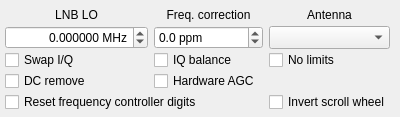
Old version of the form src/qtgui/dockinputctl.ui in the repository shawnj007/gqrx-touch.
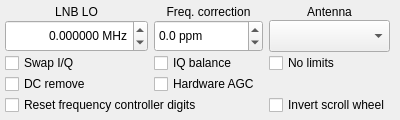
New version of the form. Icons and pictures are not drawn.

Commit message: Form sizes reduction

```diff
--- a/src/qtgui/dockinputctl.ui
+++ b/src/qtgui/dockinputctl.ui
@@ -7,11 +7,11 @@
     <x>0</x>
     <y>0</y>
     <width>400</width>
-    <height>100</height>
+    <height>120</height>
    </rect>
   </property>
   <property name="sizePolicy">
-   <sizepolicy hsizetype="MinimumExpanding" vsizetype="Preferred">
+   <sizepolicy hsizetype="MinimumExpanding" vsizetype="MinimumExpanding">
     <horstretch>0</horstretch>
     <verstretch>1</verstretch>
    </sizepolicy>
@@ -19,7 +19,7 @@
   <property name="minimumSize">
    <size>
     <width>400</width>
-    <height>100</height>
+    <height>120</height>
    </size>
   </property>
   <property name="maximumSize">
@@ -75,11 +75,17 @@
       <item row="1" column="0">
        <widget class="QDoubleSpinBox" name="lnbSpinBox">
         <property name="sizePolicy">
-         <sizepolicy hsizetype="MinimumExpanding" vsizetype="Preferred">
+         <sizepolicy hsizetype="MinimumExpanding" vsizetype="MinimumExpanding">
           <horstretch>0</horstretch>
           <verstretch>0</verstretch>
          </sizepolicy>
         </property>
+        <property name="minimumSize">
+         <size>
+          <width>0</width>
+          <height>0</height>
+         </size>
+        </property>
         <property name="toolTip">
          <string>Local oscillator of up or down converter</string>
         </property>
@@ -106,11 +112,17 @@
       <item row="1" column="1">
        <widget class="QDoubleSpinBox" name="freqCorrSpinBox">
         <property name="sizePolicy">
-         <sizepolicy hsizetype="MinimumExpanding" vsizetype="Preferred">
+         <sizepolicy hsizetype="MinimumExpanding" vsizetype="MinimumExpanding">
           <horstretch>0</horstretch>
           <verstretch>0</verstretch>
          </sizepolicy>
         </property>
+        <property name="minimumSize">
+         <size>
+          <width>0</width>
+          <height>0</height>
+         </size>
+        </property>
         <property name="suffix">
          <string> ppm</string>
         </property>
@@ -139,7 +151,7 @@
         <property name="minimumSize">
          <size>
           <width>0</width>
-          <height>20</height>
+          <height>0</height>
          </size>
         </property>
         <property name="maximumSize">
@@ -167,6 +179,12 @@
           <verstretch>0</verstretch>
          </sizepolicy>
         </property>
+        <property name="minimumSize">
+         <size>
+          <width>0</width>
+          <height>0</height>
+         </size>
+        </property>
         <property name="toolTip">
          <string>&lt;html&gt;&lt;head/&gt;&lt;body&gt;&lt;p&gt;Toggle hardware-based automatic gain control.&lt;/p&gt;&lt;p&gt;This feature requires hardware that supports it. It is known to work with RTL-SDR devices.&lt;/p&gt;&lt;/body&gt;&lt;/html&gt;</string>
         </property>
@@ -186,7 +204,7 @@
         <property name="minimumSize">
          <size>
           <width>0</width>
-          <height>20</height>
+          <height>0</height>
          </size>
         </property>
         <property name="maximumSize">
@@ -211,6 +229,12 @@
           <verstretch>0</verstretch>
          </sizepolicy>
         </property>
+        <property name="minimumSize">
+         <size>
+          <width>0</width>
+          <height>0</height>
+         </size>
+        </property>
         <property name="toolTip">
          <string>&lt;html&gt;&lt;head/&gt;&lt;body&gt;&lt;p&gt;Swap the the I/Q channels. This can be useful with audio-based input or when dealing with inverted IF.&lt;/p&gt;&lt;/body&gt;&lt;/html&gt;</string>
         </property>
@@ -233,7 +257,7 @@
         <property name="minimumSize">
          <size>
           <width>0</width>
-          <height>20</height>
+          <height>0</height>
          </size>
         </property>
         <property name="maximumSize">
@@ -261,6 +285,12 @@
           <verstretch>0</verstretch>
          </sizepolicy>
         </property>
+        <property name="minimumSize">
+         <size>
+          <width>0</width>
+          <height>0</height>
+         </size>
+        </property>
         <property name="toolTip">
          <string>Enable automatic I/Q balance (requires gr-iqbal component)</string>
         </property>
@@ -277,6 +307,12 @@
           <verstretch>0</verstretch>
          </sizepolicy>
         </property>
+        <property name="minimumSize">
+         <size>
+          <width>0</width>
+          <height>0</height>
+         </size>
+        </property>
         <property name="toolTip">
          <string>Enable automatic DC removal</string>
         </property>
@@ -288,11 +324,17 @@
       <item row="1" column="2">
        <widget class="QComboBox" name="antSelector">
         <property name="sizePolicy">
-         <sizepolicy hsizetype="MinimumExpanding" vsizetype="Preferred">
+         <sizepolicy hsizetype="MinimumExpanding" vsizetype="MinimumExpanding">
           <horstretch>0</horstretch>
           <verstretch>0</verstretch>
          </sizepolicy>
         </property>
+        <property name="minimumSize">
+         <size>
+          <width>0</width>
+          <height>0</height>
+         </size>
+        </property>
         <property name="toolTip">
          <string>Select active antenna connector</string>
         </property>
@@ -306,6 +348,12 @@
           <verstretch>0</verstretch>
          </sizepolicy>
         </property>
+        <property name="minimumSize">
+         <size>
+          <width>0</width>
+          <height>0</height>
+         </size>
+        </property>
         <property name="toolTip">
          <string>&lt;html&gt;&lt;head/&gt;&lt;body&gt;&lt;p&gt;Ignore hardware limits such as frequency range. This allows experimenting with out-of-spec settings.&lt;/p&gt;&lt;/body&gt;&lt;/html&gt;</string>
         </property>
@@ -322,6 +370,12 @@
           <verstretch>0</verstretch>
          </sizepolicy>
         </property>
+        <property name="minimumSize">
+         <size>
+          <width>0</width>
+          <height>0</height>
+         </size>
+        </property>
         <property name="text">
          <string>Invert scroll wheel</string>
         </property>
@@ -335,6 +389,12 @@
           <verstretch>0</verstretch>
          </sizepolicy>
         </property>
+        <property name="minimumSize">
+         <size>
+          <width>0</width>
+          <height>0</height>
+         </size>
+        </property>
         <property name="toolTip">
          <string>&lt;html&gt;&lt;head/&gt;&lt;body&gt;&lt;p&gt;Reset subordinate digits in main frequency control widget&lt;/p&gt;&lt;/body&gt;&lt;/html&gt;</string>
         </property>
```
